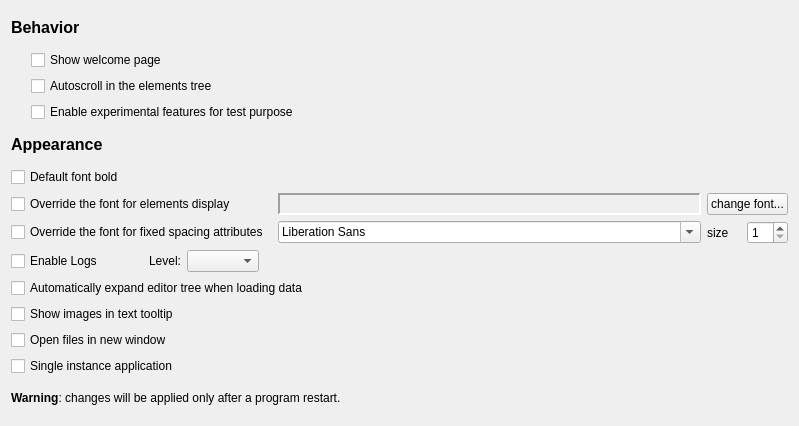
Qt form src/config/configurationgeneraloptions.ui (lbellonda/qxmledit) before a commit.
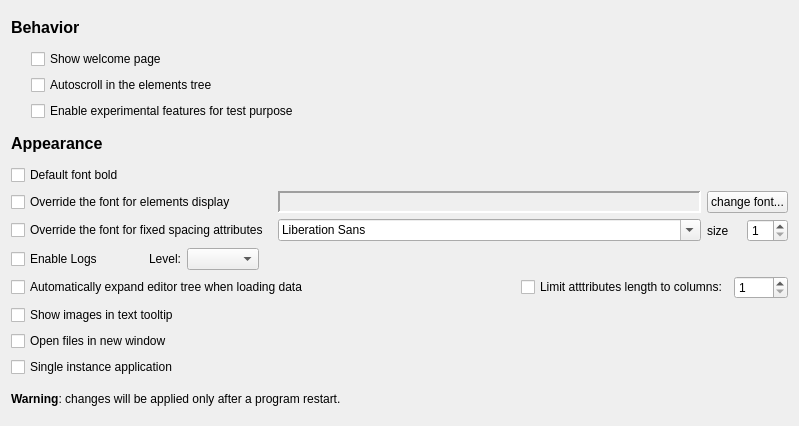
The same form after that commit.

Commit message: New option to limit the attributes line length to a given column. Option to show the attributes alphabetically sorted. Fixed a bug on the single instance application option saving. Export selection on file with tests.

The edit to the form file:
```diff
--- a/src/config/configurationgeneraloptions.ui
+++ b/src/config/configurationgeneraloptions.ui
@@ -203,32 +203,76 @@
     </layout>
    </item>
    <item>
+    <layout class="QGridLayout" name="gridLayout_2">
+     <item row="0" column="0">
     <widget class="QCheckBox" name="expandTreeAfterLoad">
      <property name="text">
       <string>Automatically expand editor tree when loading data</string>
      </property>
     </widget>
    </item>
+     <item row="0" column="1">
+      <layout class="QHBoxLayout" name="horizontalLayout_3">
    <item>
+        <spacer name="horizontalSpacer_3">
+         <property name="orientation">
+          <enum>Qt::Horizontal</enum>
+         </property>
+         <property name="sizeHint" stdset="0">
+          <size>
+           <width>40</width>
+           <height>20</height>
+          </size>
+         </property>
+        </spacer>
+       </item>
+       <item>
+        <widget class="QCheckBox" name="cbAttrLen">
+         <property name="text">
+          <string>Limit atttributes length to columns:</string>
+         </property>
+        </widget>
+       </item>
+       <item>
+        <widget class="QSpinBox" name="attrLenCols">
+         <property name="sizePolicy">
+          <sizepolicy hsizetype="Fixed" vsizetype="Fixed">
+           <horstretch>0</horstretch>
+           <verstretch>0</verstretch>
+          </sizepolicy>
+         </property>
+         <property name="minimum">
+          <number>1</number>
+         </property>
+         <property name="maximum">
+          <number>2500</number>
+         </property>
+        </widget>
+       </item>
+      </layout>
+     </item>
+     <item row="1" column="0">
     <widget class="QCheckBox" name="cbShowImagesInTextTooltip">
      <property name="text">
       <string>Show images in text tooltip</string>
      </property>
     </widget>
    </item>
-   <item>
+     <item row="2" column="0">
     <widget class="QCheckBox" name="cbOpenFilesInNewWindow">
      <property name="text">
       <string>Open files in new window</string>
      </property>
     </widget>
    </item>
-   <item>
+     <item row="3" column="0">
     <widget class="QCheckBox" name="cbSingleInstance">
      <property name="text">
       <string>Single instance application</string>
      </property>
     </widget>
+     </item>
+    </layout>
    </item>
    <item>
     <widget class="QLabel" name="label_7">
```
Lines whose indentation alone changed are shown as unchanged. The commit also changes 42 other files.
